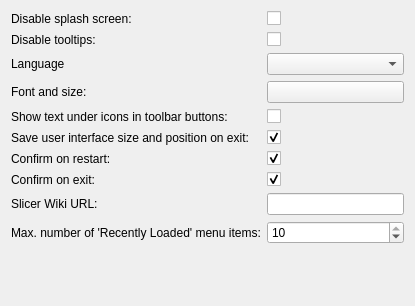
Slicer/SlicerGitSVNArchive, file Base/QTGUI/Resources/UI/qSlicerSettingsGeneralPanel.ui: the form before one commit.
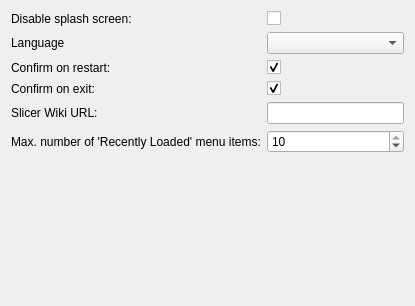
The form after the commit. Custom widgets are drawn as their Qt base class.

Commit message:
ENH: Group appearance related settings together
The settings in General that are related to the slicer's look were moved
to the style setting panel. At this occasion, this panel was renamed
Appearance.
This allow a better grouping of the application customization option for
an easier user experience.

Also used the occasion to add tooltips to these options.

```diff
--- a/Base/QTGUI/Resources/UI/qSlicerSettingsGeneralPanel.ui
+++ b/Base/QTGUI/Resources/UI/qSlicerSettingsGeneralPanel.ui
@@ -14,103 +14,28 @@
    <string>General</string>
   </property>
   <layout class="QFormLayout" name="formLayout">
-   <item row="3" column="0">
-    <widget class="QLabel" name="ShowToolTipsLabel">
-     <property name="text">
-      <string>Disable tooltips:</string>
-     </property>
-    </widget>
-   </item>
-   <item row="3" column="1">
-    <widget class="QCheckBox" name="ShowToolTipsCheckBox">
-     <property name="text">
-      <string/>
-     </property>
-    </widget>
-   </item>
-   <item row="2" column="0">
+   <item row="0" column="0">
     <widget class="QLabel" name="ShowSplashScreenLabel">
      <property name="text">
       <string>Disable splash screen:</string>
      </property>
     </widget>
    </item>
-   <item row="2" column="1">
+   <item row="0" column="1">
     <widget class="QCheckBox" name="ShowSplashScreenCheckBox">
      <property name="text">
       <string/>
      </property>
     </widget>
    </item>
-   <item row="5" column="0">
-    <widget class="QLabel" name="FontLabel">
-     <property name="text">
-      <string>Font and size:</string>
-     </property>
-    </widget>
-   </item>
-   <item row="5" column="1">
-    <widget class="ctkFontButton" name="FontButton"/>
-   </item>
-   <item row="7" column="1">
-    <widget class="QCheckBox" name="RestoreUICheckBox">
-     <property name="text">
-      <string/>
-     </property>
-     <property name="checked">
-      <bool>true</bool>
-     </property>
-     <property name="tristate">
-      <bool>false</bool>
-     </property>
-    </widget>
-   </item>
-   <item row="7" column="0">
-    <widget class="QLabel" name="RestoreUILabel">
-     <property name="text">
-      <string>Save user interface size and position on exit:</string>
-     </property>
-    </widget>
-   </item>
-   <item row="9" column="0">
-    <widget class="QLabel" name="ConfirmExitLabel">
-     <property name="text">
-      <string>Confirm on exit:</string>
-     </property>
-    </widget>
-   </item>
-   <item row="9" column="1">
-    <widget class="QCheckBox" name="ConfirmExitCheckBox">
-     <property name="text">
-      <string/>
-     </property>
-     <property name="checked">
-      <bool>true</bool>
-     </property>
-    </widget>
-   </item>
-   <item row="6" column="0">
-    <widget class="QLabel" name="ShowToolButtonTextLabel">
-     <property name="text">
-      <string>Show text under icons in toolbar buttons:</string>
-     </property>
-    </widget>
-   </item>
-   <item row="6" column="1">
-    <widget class="QCheckBox" name="ShowToolButtonTextCheckBox">
-     <property name="text">
-      <string/>
-     </property>
-    </widget>
-   </item>
-   <item row="8" column="0">
+   <item row="2" column="0">
     <widget class="QLabel" name="ConfirmRestartLabel">
      <property name="text">
       <string>Confirm on restart:</string>
      </property>
     </widget>
    </item>
-   <item row="8" column="1">
+   <item row="2" column="1">
     <widget class="QCheckBox" name="ConfirmRestartCheckBox">
      <property name="text">
       <string/>
@@ -120,27 +45,44 @@
      </property>
     </widget>
    </item>
-   <item row="10" column="0">
+   <item row="3" column="0">
+    <widget class="QLabel" name="ConfirmExitLabel">
+     <property name="text">
+      <string>Confirm on exit:</string>
+     </property>
+    </widget>
+   </item>
+   <item row="3" column="1">
+    <widget class="QCheckBox" name="ConfirmExitCheckBox">
+     <property name="text">
+      <string/>
+     </property>
+     <property name="checked">
+      <bool>true</bool>
+     </property>
+    </widget>
+   </item>
+   <item row="4" column="0">
     <widget class="QLabel" name="SlicerWikiURLLabel">
      <property name="text">
       <string>Slicer Wiki URL:</string>
      </property>
     </widget>
    </item>
-   <item row="10" column="1">
-    <widget class="QLineEdit" name="SlicerWikiURLLineEdit"/>
-   </item>
    <item row="4" column="1">
+    <widget class="QLineEdit" name="SlicerWikiURLLineEdit"/>
+   </item>
+   <item row="1" column="1">
     <widget class="ctkLanguageComboBox" name="LanguageComboBox"/>
    </item>
-   <item row="4" column="0">
+   <item row="1" column="0">
     <widget class="QLabel" name="LanguageLabel">
      <property name="text">
       <string>Language</string>
      </property>
     </widget>
    </item>
-   <item row="11" column="1">
+   <item row="5" column="1">
     <widget class="QSpinBox" name="NumOfRecentlyLoadedFiles">
      <property name="minimum">
       <number>1</number>
@@ -153,7 +95,7 @@
      </property>
     </widget>
    </item>
-   <item row="11" column="0">
+   <item row="5" column="0">
     <widget class="QLabel" name="NumOfRecentlyLoadedFilesLabel">
      <property name="text">
       <string>Max. number of 'Recently Loaded' menu items:</string>
@@ -163,11 +105,6 @@
   </layout>
  </widget>
  <customwidgets>
-  <customwidget>
-   <class>ctkFontButton</class>
-   <extends>QPushButton</extends>
-   <header>ctkFontButton.h</header>
-  </customwidget>
   <customwidget>
    <class>ctkSettingsPanel</class>
    <extends>QWidget</extends>
```
The commit also changes 6 other files.
